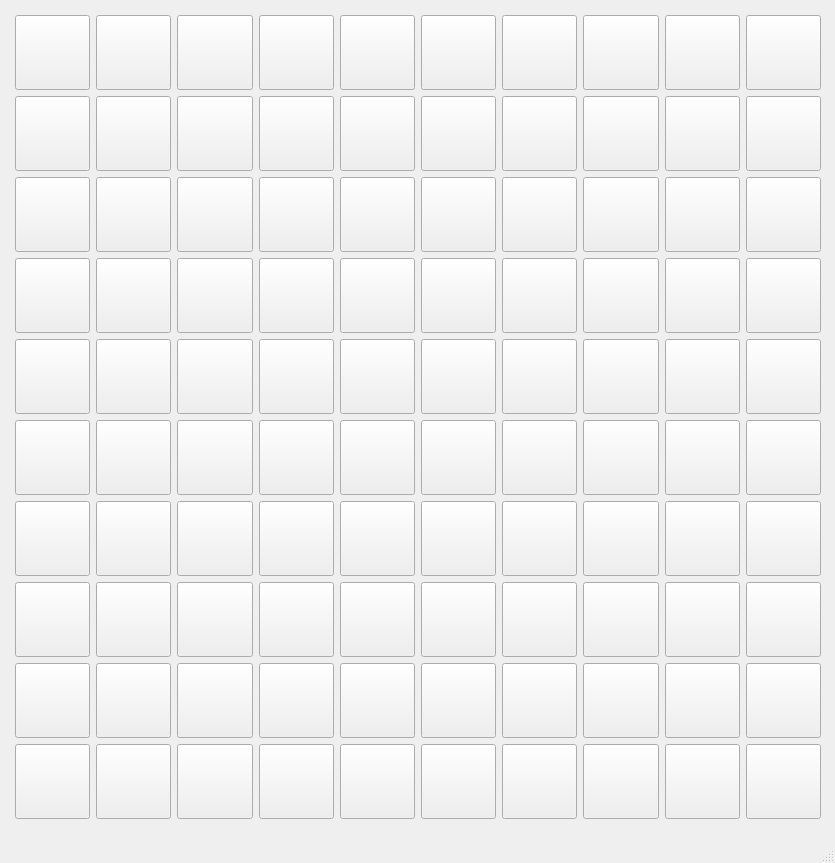
Old version of the form default_ui.ui in the repository yukill3r/Checkers.
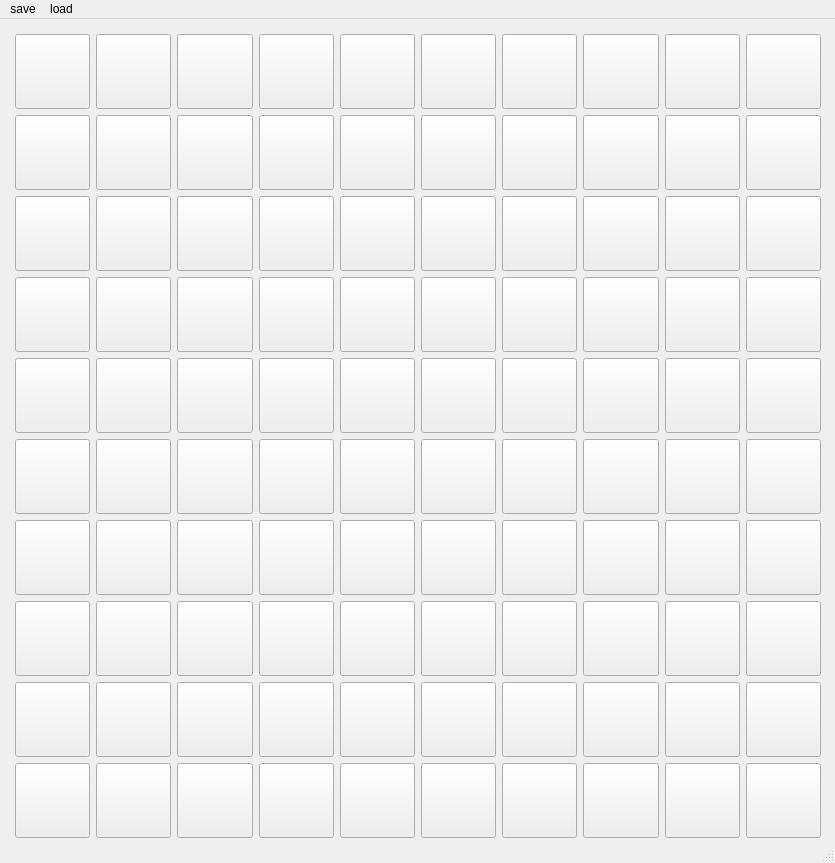
New version of the form.

Diff of the .ui file:
```diff
--- a/default_ui.ui
+++ b/default_ui.ui
@@ -2294,6 +2294,18 @@
      <height>21</height>
     </rect>
    </property>
+   <widget class="QMenu" name="menusave">
+    <property name="title">
+     <string>save</string>
+    </property>
+   </widget>
+   <widget class="QMenu" name="menulod">
+    <property name="title">
+     <string>load</string>
+    </property>
+   </widget>
+   <addaction name="menusave"/>
+   <addaction name="menulod"/>
   </widget>
   <widget class="QStatusBar" name="statusbar"/>
  </widget>
```
